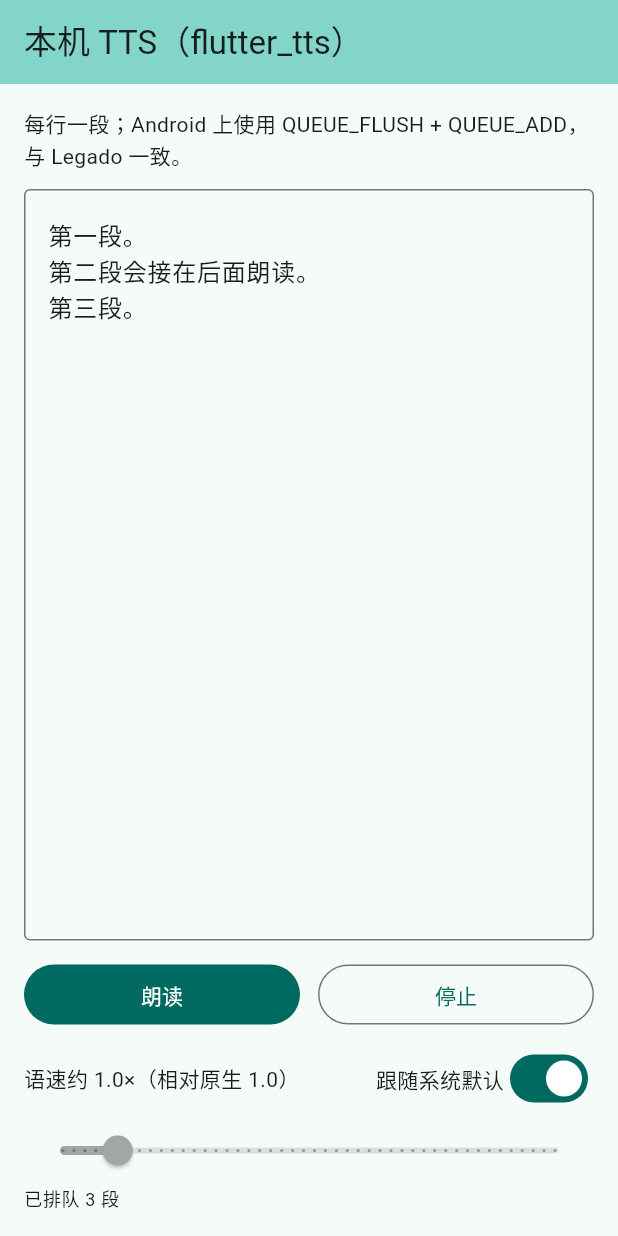
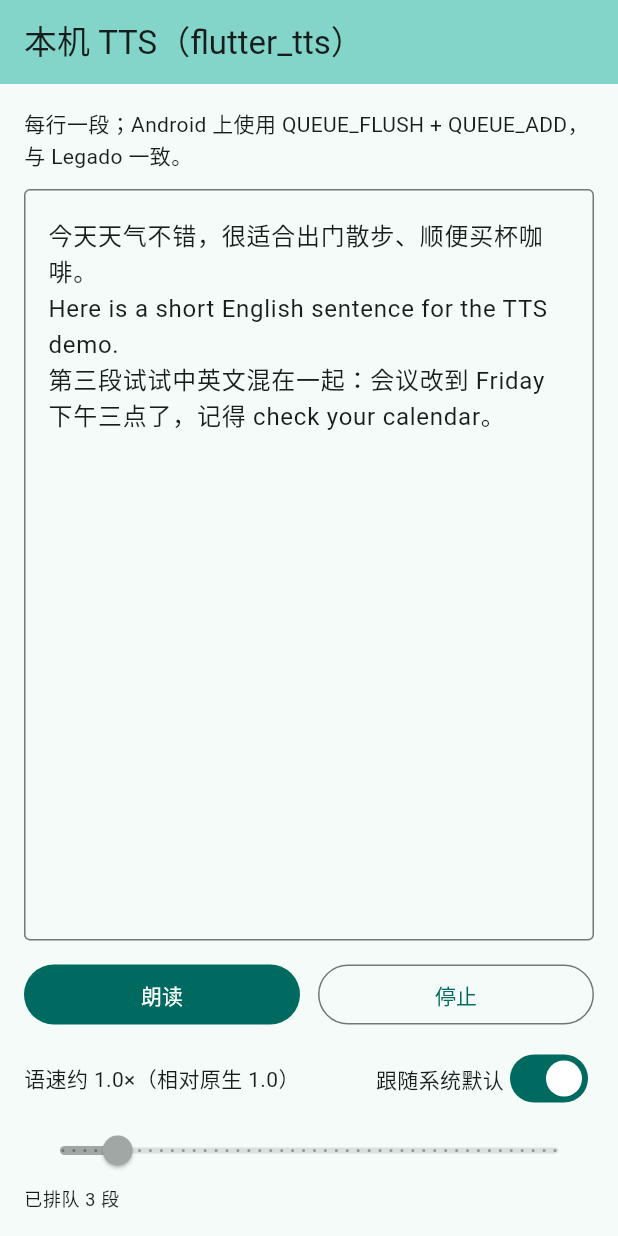
Before and after one commit to freewind-demos/flutter-texttospeech-engine-demo, a Flutter app: the screen it shows after launch, after a tap on "朗读", on a phone screen of 412 x 824 dp. Run offline on Flutter 3.47's test engine with Material 3 defaults, Android fonts, the phone set to English and light mode, and no system bars; our stand-ins replace flutter_tts.

Commit message:
change default txt

```diff
--- a/lib/main.dart
+++ b/lib/main.dart
@@ -36,7 +36,9 @@ class HomePage extends StatefulWidget {
 
 class _HomePageState extends State<HomePage> {
   final _textController = TextEditingController(
-    text: '第一段。\n第二段会接在后面朗读。\n第三段。',
+    text: '今天天气不错，很适合出门散步、顺便买杯咖啡。\n'
+        'Here is a short English sentence for the TTS demo.\n'
+        '第三段试试中英文混在一起：会议改到 Friday 下午三点了，记得 check your calendar。',
   );
   final _flutterTts = FlutterTts();
 
```
